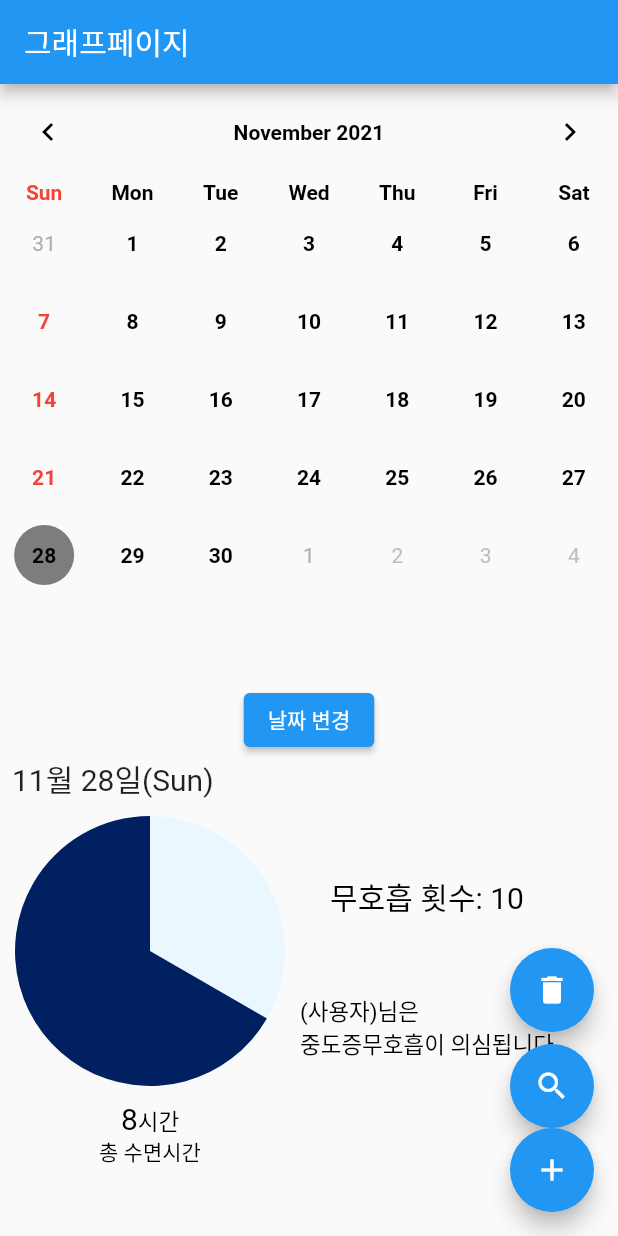
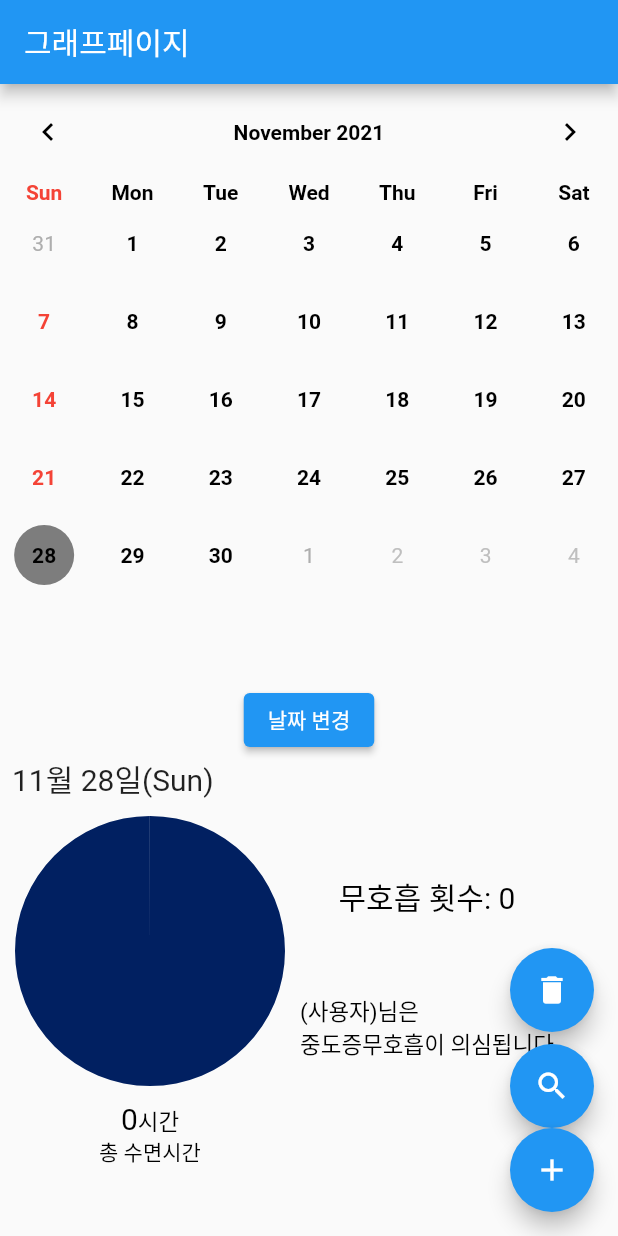
Before and after one commit to hayeon29/totalengineerproj1, a Flutter app: the GraphScreen screen opened directly, after a tap on the "add" icon, on a phone screen of 412 x 824 dp. Run offline on Flutter 3.47's test engine with Material 2 defaults, Android fonts, the phone set to English and light mode, and no system bars; drawn by our look-alikes of table_calendar; our stand-ins replace date_format, flutter_blue, google_fonts, permission_handler, shared_preferences, sqflite and 1 more; accounts and stored records are empty.

Commit message:
modified realtime_graph_screen with streambuilder

```diff
--- a/lib/Graph/graph_screen.dart
+++ b/lib/Graph/graph_screen.dart
@@ -48,43 +48,22 @@ class _GraphScreenState extends State<GraphScreen> {
   DBHelper helper = DBHelper();
 
   final GraphBloc bloc = GraphBloc();
-  final List<apneaSensing> apneaTimeRecode = [
-    apneaSensing("03:20:13", "03:20:32"),
-    apneaSensing("03:22:13", "03:23:30"),
-    apneaSensing("04:40:34", "04:40:55"),
-    apneaSensing("04:45:55", "04:46:12"),
-  ];
-
   RecordDateData test = RecordDateData(
-    date: "20211124",
+    date: "20211129",
     record: [
       RecordData(
-        startTime: "03:20:13",
-        endTime: "03:20:32",
-        oxygenSatur: [13, 14, 15, 16, 17, 18, 19, 20, 21, 22, 23, 24, 25, 26, 27, 28, 29, 30, 31, 32],
-        heartRate: [32, 31, 30, 29, 28, 27, 26, 25, 24, 23, 22, 21, 20, 19, 18, 17, 16, 15, 14, 13],
-        sound: [25, 25, 25, 25, 25, 25, 25, 25, 25, 25, 25, 25, 25, 25, 25, 25, 25, 25, 25, 25]
+        startTime: "02:33:54",
+        endTime: "02:34:05",
+        oxygenSatur: [77, 77, 77, 77, 75, 76, 78, 80, 79, 79, 79, 78],
+        heartRate: [60, 60, 61, 61, 61, 61, 60, 59, 58, 58, 59, 59],
+        sound: [55, 55, 56, 57, 43, 32, 21, 10, 2, 11, 38, 49, 55]
       ),
       RecordData(
           startTime: "03:22:13",
           endTime: "03:23:30",
-          oxygenSatur: [13, 14, 15, 16, 17, 18, 19, 20, 21, 22, 23, 24, 25, 26, 27, 28, 29, 30],
-          heartRate: [32, 31, 30, 29, 28, 27, 26, 25, 24, 23, 22, 21, 20, 19, 18, 17, 16, 15],
-          sound: [25, 25, 25, 25, 25, 25, 25, 25, 25, 25, 25, 25, 25, 25, 25, 25, 25, 25]
-      ),
-      RecordData(
-          startTime: "04:40:34",
-          endTime: "04:40:55",
-          oxygenSatur: [13, 14, 15, 16, 17, 18, 19, 20, 21, 22, 23, 24, 25, 26, 27, 28, 29, 30, 31, 32],
-          heartRate: [32, 31, 30, 29, 28, 27, 26, 25, 24, 23, 22, 21, 20, 19, 18, 17, 16, 15, 14, 13],
-          sound: [25, 25, 25, 25, 25, 25, 25, 25, 25, 25, 25, 25, 25, 25, 25, 25, 25, 25, 25, 25]
-      ),
-      RecordData(
-          startTime: "04:45:55",
-          endTime: "04:46:12",
-          oxygenSatur: [13, 14, 15, 16, 17, 18, 19, 20, 21, 22, 23, 24, 25, 26, 27, 28, 29, 30, 31, 32],
-          heartRate: [32, 31, 30, 29, 28, 27, 26, 25, 24, 23, 22, 21, 20, 19, 18, 17, 16, 15, 14, 13],
-          sound: [25, 25, 25, 25, 25, 25, 25, 25, 25, 25, 25, 25, 25, 25, 25, 25, 25, 25, 25, 25]
+          oxygenSatur: [87, 87, 86, 86, 86, 89, 89, 88, 87, 89, 89, 89, 88, 88, 87, 87, 87, 88],
+          heartRate: [63, 64, 63, 63, 63, 63, 64, 65, 64, 66, 65, 67, 66, 65, 66, 64, 59, 60],
+          sound: [54, 58, 49, 44, 29, 13, 00, 06, 19, 35, 49, 39, 25, 11, 03, 16, 25, 49]
       ),
     ]
   );
@@ -149,14 +128,17 @@ class _GraphScreenState extends State<GraphScreen> {
     // TODO: implement initState
     super.initState();
     Map<String, dynamic> record = test.toJson();
-    String testString = json.encode(record);
-    //print(testString);
-    writeCounter(testString).then((result)=>{
-      print(result.toString())
-    });
-    readJson().then((result)=>{
-      print(result.toString())
-    });
+    // String testString = json.encode(record);
+    // writeCounter(testString).then((result)=>{
+    //   print(result.toString())
+    // });
+    // readJson().then((result)=>{
+    //   print(result.toString())
+    // });
+    // for(int i = 0; i < graphs.length; i++){
+    //   helper.insertData(graphs[i]);
+    // }
+    //helper.deleteAllDogs();
   }
 
   @override
@@ -215,23 +197,10 @@ class _GraphScreenState extends State<GraphScreen> {
 
                           int? acountValue = snapshot.data!.Acount;
 
-                          int sleepTime = startTime.compareTo(endTime);
-                          return PieGraph(time, acount);
-                        }
-                        else if (snapshot.hasError) {
-                          return Padding(
-                            padding: const EdgeInsets.all(8.0),
-                            child: Text(
-                              'Error: ${snapshot.error}',
-                              style: TextStyle(fontSize: 15),
-                            ),
-                          );
-                        }
-                        else{
-                          return CircularProgressIndicator();
-                        }
-                      }
-                    ),
+                          int sleepTime = endTime.difference(startTime).inHours;
+                          return Column(
+                            children: [
+                              PieGraph(sleepTime, acountValue!),
                               SizedBox(
                                 height: 50,
                               ),
@@ -246,7 +215,7 @@ class _GraphScreenState extends State<GraphScreen> {
                                     ),
                                   ),
                                   Text(
-                          '2.5회',
+                                    '${snapshot.data!.avgAcount}회',
                                     style: TextStyle(
                                       fontSize: 15,
                                       color: Colors.black,
@@ -265,13 +234,30 @@ class _GraphScreenState extends State<GraphScreen> {
                                     ),
                                   ),
                                   Text(
-                          '4.3회',
+                                    '${snapshot.data!.Acount}회',
                                     style: TextStyle(
                                       fontSize: 15,
                                       color: Colors.black,
                                     ),
                                   ),
                                 ],
+                              ),
+                            ],
+                          );
+                        }
+                        else if (snapshot.hasError) {
+                          return Padding(
+                            padding: const EdgeInsets.all(8.0),
+                            child: Text(
+                              'Error: ${snapshot.error}',
+                              style: TextStyle(fontSize: 15),
+                            ),
+                          );
+                        }
+                        else{
+                          return CircularProgressIndicator();
+                        }
+                      }
                     ),
                     FutureBuilder<RecordDateData> (
                       future: readJson(),
@@ -405,7 +391,7 @@ class _GraphScreenState extends State<GraphScreen> {
                             itemCount: snapshot.data!.length,
                             itemBuilder: (BuildContext context, int index) {
                               Graph item = snapshot.data![index];
-
+                              print('snapshot data index = ${snapshot.data!.length}');
                               //리스트의 element 들은 각각 Dismissible 로 구현됨
                               return Dismissible(
                                   key: UniqueKey(),
@@ -423,19 +409,19 @@ class _GraphScreenState extends State<GraphScreen> {
                                       Text(item.date!+'/'),
                                       Text(item.checkStart!+'/'),
                                       Text(item.checkEnd!.toString()+'/'),
-                                      Text(item.minB!.toString()+'/'),
-                                      Text(item.maxB!.toString()+'/'),
-                                      Text(item.avgB!.toString()+'/'),
-                                      Text(item.myminB!.toString()+'/'),
-                                      Text(item.mymaxB!.toString()+'/'),
-                                      Text(item.myavgB!.toString()+'/'),
-                                      Text(item.Acount!.toString()+'/'),
-                                      Text(item.avgAcount!.toString()+'/'),
-                                      Text(item.minS!.toString()+'/'),
-                                      Text(item.maxS!.toString()+'/'),
-                                      Text(item.myminS!.toString()+'/'),
-                                      Text(item.mymaxS!.toString()+'/'),
-                                      Text(item.rdi!.toString()+'/'),
+                                      // Text(item.minB!.toString()+'/'),
+                                      // Text(item.maxB!.toString()+'/'),
+                                      // Text(item.avgB!.toString()+'/'),
+                                      // Text(item.myminB!.toString()+'/'),
+                                      // Text(item.mymaxB!.toString()+'/'),
+                                      // Text(item.myavgB!.toString()+'/'),
+                                      // Text(item.Acount!.toString()+'/'),
+                                      // Text(item.avgAcount!.toString()+'/'),
+                                      // Text(item.minS!.toString()+'/'),
+                                      // Text(item.maxS!.toString()+'/'),
+                                      // Text(item.myminS!.toString()+'/'),
+                                      // Text(item.mymaxS!.toString()+'/'),
+                                      // Text(item.rdi!.toString()+'/'),
                                     ],
                                   )
                               );
@@ -698,8 +684,6 @@ class _GraphScreenState extends State<GraphScreen> {
                       //isVisible: false,
                       axisLine: const AxisLine(width: 0),
                       majorTickLines: const MajorTickLines(size: 0),
-                      minimum: 0,
-                      maximum: 50,
                     )
                 ),
                 Row(
@@ -744,19 +728,21 @@ class _GraphScreenState extends State<GraphScreen> {
 }
 
 // 샘플데이터입니다. 원하시는데로 수정하시면 됩니다
+// 전 날 기록 시작해서 다음 날로 넘어가는건 어떻게 기록해야할지 고민 => date를 저장하지 말고 checkStart와 checkEnd에 날짜를 집어넣는걸로??
+// 평균 무호흡 수, 나의 산소포화도랑 그냥 산소포화도 다른 점이 뭔지 모르겠음
 List<Graph> graphs = [
-  Graph( mac: 'aaa', date:'20211105', checkStart:'00:00:00', checkEnd:"08:30:00", minB: 10, maxB: 11, avgB: 10, myminB: 6, mymaxB: 14, myavgB:10, Acount:2, avgAcount:3, minS:92, maxS:99, myminS:91, mymaxS:100, rdi:15),
-  Graph( mac: 'aaa', date:'20211106', checkStart:'00:00:00', checkEnd:"08:30:00", minB:8, maxB:13, avgB:10, myminB: 6, mymaxB: 14, myavgB:10, Acount:3, avgAcount:3, minS:93, maxS:99, myminS:91, mymaxS:100,  rdi:20),
-  Graph( mac: 'aaa', date:'20211107', checkStart:'00:00:00', checkEnd:"08:30:00", minB:7, maxB:12, avgB:9, myminB: 6, mymaxB: 14, myavgB:10, Acount:2, avgAcount:3, minS:94, maxS:100,  myminS:91, mymaxS:100, rdi:10),
-  Graph( mac: 'aaa', date:'20211108', checkStart:'00:00:00', checkEnd:"08:30:00", minB:8, maxB:10, avgB:9, myminB: 6, mymaxB: 14, myavgB:10, Acount:2, avgAcount:3, minS:93, maxS:100,  myminS:91, mymaxS:100, rdi:10),
-  Graph( mac: 'aaa', date:'20211109', checkStart:'00:00:00', checkEnd:"08:30:00", minB:9, maxB:12, avgB:11, myminB: 6, mymaxB: 14, myavgB:10, Acount:4, avgAcount:3, minS:95, maxS:100, myminS:91, mymaxS:100,  rdi:20),
-  Graph( mac: 'aaa', date:'20211110', checkStart:'00:00:00', checkEnd:"08:30:00", minB:6, maxB:13, avgB:10, myminB: 6, mymaxB: 14, myavgB:10, Acount:5, avgAcount:3, minS:94, maxS:98, myminS:91, mymaxS:100,  rdi:40),
-  Graph( mac: 'aaa', date:'20211111', checkStart:'00:00:00', checkEnd:"08:30:00", minB:9, maxB:11, avgB:10, myminB: 6, mymaxB: 14, myavgB:10, Acount:5, avgAcount:4, minS:95, maxS:98, myminS:91, mymaxS:100,  rdi:40),
-  Graph( mac: 'aaa', date:'20211112', checkStart:'00:00:00', checkEnd:"08:30:00", minB:8, maxB:12, avgB:10, myminB: 6, mymaxB: 14, myavgB:10, Acount:3, avgAcount:4, minS:93, maxS:99, myminS:91, mymaxS:100,  rdi:15),
-  Graph( mac: 'aaa', date:'20211113', checkStart:'00:00:00', checkEnd:"08:30:00", minB:7, maxB:11, avgB:9, myminB: 6, mymaxB: 14, myavgB:10, Acount:4, avgAcount:4, minS:95, maxS:98,  myminS:91, mymaxS:100, rdi:30),
-  Graph( mac: 'aaa', date:'20211114', checkStart:'00:00:00', checkEnd:"08:30:00", minB:8, maxB:12, avgB:10, myminB: 6, mymaxB: 14, myavgB:10, Acount:2, avgAcount:4, minS:95, maxS:98, myminS:91, mymaxS:100, rdi:30),
-  Graph( mac: 'aaa', date:'20211115', checkStart:'00:00:00', checkEnd:"08:30:00", minB:9, maxB:13, avgB:11, myminB: 6, mymaxB: 14, myavgB:10, Acount:5, avgAcount:4, minS:94, maxS:97, myminS:91, mymaxS:100, rdi:40),
-  Graph( mac: 'aaa', date:'20211116', checkStart:'00:00:00', checkEnd:"08:30:00", minB:6, maxB:14, avgB:10, myminB: 6, mymaxB: 14, myavgB:10, Acount:0, avgAcount:3, minS:93, maxS:100, myminS:91, mymaxS:100, rdi:0),
+  Graph( mac: '23:23:23:23:23', date:'20211123', checkStart:'01:03:25', checkEnd:"07:28:10", minB: 13, maxB: 23, avgB: 18, myminB: 14, mymaxB: 24, myavgB: 19, Acount: 5, avgAcount: 3, minS: 93, maxS:99, myminS:93, mymaxS: 99, rdi:13),
+  Graph( mac: '24:24:24:24:24', date:'20211124', checkStart:'02:40:01', checkEnd:"07:24:53", minB: 14, maxB: 24, avgB: 19, myminB: 15, mymaxB: 25, myavgB: 20, Acount: 6, avgAcount: 3, minS: 94, maxS: 100, myminS: 94, mymaxS: 100,  rdi: 14),
+  Graph( mac: '25:25:25:25:25', date:'20211125', checkStart:'01:23:54', checkEnd:"08:30:55", minB: 15, maxB: 25, avgB: 20, myminB: 16, mymaxB: 26, myavgB: 21, Acount: 7, avgAcount: 4, minS: 95, maxS: 100,  myminS: 95, mymaxS: 100, rdi: 15),
+  Graph( mac: '26:26:26:26:26', date:'20211126', checkStart:'00:25:37', checkEnd:"08:13:24", minB: 16, maxB: 26, avgB: 21, myminB: 17, mymaxB: 27, myavgB: 22, Acount: 8, avgAcount: 4, minS: 96, maxS: 100,  myminS: 96, mymaxS: 100, rdi: 16),
+  Graph( mac: '27:27:27:27:27', date:'20211127', checkStart:'01:13:37', checkEnd:"08:30:33", minB: 17, maxB: 27, avgB: 22, myminB: 18, mymaxB: 28, myavgB: 23, Acount: 5, avgAcount: 3, minS: 97, maxS: 99, myminS: 97, mymaxS: 99,  rdi: 17),
+  Graph( mac: '28:28:28:28:28', date:'20211128', checkStart:'00:13:28', checkEnd:"06:28:35", minB: 18, maxB: 28, avgB: 23, myminB: 19, mymaxB: 29, myavgB: 24, Acount: 6, avgAcount: 3, minS: 98, maxS: 100, myminS: 98, mymaxS: 100,  rdi: 18),
+  Graph( mac: '17:17:17:17:17', date:'20211117', checkStart:'01:25:43', checkEnd:"07:48:22", minB: 19, maxB: 29, avgB: 24, myminB: 20, mymaxB: 30, myavgB: 25, Acount: 7, avgAcount: 4, minS: 94, maxS: 99, myminS: 94, mymaxS: 99,  rdi: 19),
+  Graph( mac: '18:18:18:18:18', date:'20211118', checkStart:'00:03:24', checkEnd:"08:00:07", minB: 20, maxB: 30, avgB: 25, myminB: 21, mymaxB: 31, myavgB: 26, Acount: 8, avgAcount: 4, minS: 95 , maxS: 100, myminS: 95, mymaxS: 100,  rdi: 20),
+  Graph( mac: '19:19:19:19:19', date:'20211119', checkStart:'02:33:14', checkEnd:"07:24:32", minB: 21, maxB: 31, avgB: 26, myminB: 22, mymaxB: 32, myavgB: 27, Acount: 4, avgAcount: 3, minS: 95, maxS: 99,  myminS: 95, mymaxS: 99, rdi: 21),
+  Graph( mac: '20:20:20:20:20', date:'20211120', checkStart:'01:03:21', checkEnd:"08:13:22", minB: 22, maxB: 32, avgB: 27, myminB: 23, mymaxB: 33, myavgB: 28, Acount: 5, avgAcount: 3, minS: 97, maxS: 100, myminS: 97, mymaxS: 100, rdi: 22),
+  Graph( mac: '21:21:21:21:21', date:'20211121', checkStart:'00:27:33', checkEnd:"06:28:39", minB: 23, maxB: 33, avgB: 28, myminB: 24, mymaxB: 34, myavgB: 29, Acount: 6, avgAcount: 4, minS: 98, maxS: 100, myminS: 98, mymaxS: 100, rdi: 23),
+  Graph( mac: '22:22:22:22:22', date:'20211122', checkStart:'01:03:13', checkEnd:"07:29:33", minB: 24, maxB: 34, avgB: 29, myminB: 25, mymaxB: 35, myavgB: 30, Acount: 7, avgAcount: 4, minS: 92, maxS: 100, myminS: 92, mymaxS: 100, rdi: 19),
 ];
 
 class apneaSensing {
--- a/lib/widget/heart_rate_chart_widget.dart
+++ b/lib/widget/heart_rate_chart_widget.dart
@@ -7,6 +7,9 @@ import 'package:syncfusion_flutter_charts/charts.dart';
 import 'package:smart_alarm/data/bar_chart_data.dart';
 
 class HeartRateChartWidget extends StatefulWidget {
+  final int count;
+
+  const HeartRateChartWidget({Key? key, required this.count}) : super(key: key);
   @override
   HeartRateChartWidgetState createState() => HeartRateChartWidgetState();
 }
@@ -111,7 +114,7 @@ class HeartRateChartWidgetState extends State<HeartRateChartWidget>{
         _endTime = formatDate(DateTime.now().add(const Duration(seconds: 30)), [hh, ':', nn, ':', ss,]);
       });
     }
-    chartData.add(GraphData(chartTime, (Random().nextInt(50))+50));
+    chartData.add(GraphData(chartTime, widget.count));
     _chartSeriesController.updateDataSource(
         addedDataIndex: chartTime
     );
--- a/lib/widget/oxygen_satur_chart_widget.dart
+++ b/lib/widget/oxygen_satur_chart_widget.dart
@@ -7,6 +7,9 @@ import 'package:syncfusion_flutter_charts/charts.dart';
 import 'package:smart_alarm/data/bar_chart_data.dart';
 
 class LineChartWidget extends StatefulWidget {
+  final int count;
+
+  const LineChartWidget({Key? key, required this.count}) : super(key: key);
   @override
   LineChartWidgetState createState() => LineChartWidgetState();
 }
@@ -112,7 +115,7 @@ class LineChartWidgetState extends State<LineChartWidget>{
         _endTime = formatDate(DateTime.now().add(const Duration(seconds: 30)), [hh, ':', nn, ':', ss,]);
       });
     }
-    chartData.add(GraphData(time, (Random().nextInt(50))+50));
+    chartData.add(GraphData(time, widget.count));
     _chartSeriesController.updateDataSource(
         addedDataIndex: time
     );
--- a/lib/widget/sound_chart_widget.dart
+++ b/lib/widget/sound_chart_widget.dart
@@ -7,6 +7,9 @@ import 'package:syncfusion_flutter_charts/charts.dart';
 import 'package:smart_alarm/data/bar_chart_data.dart';
 
 class SoundChartWidget extends StatefulWidget {
+  final int count;
+
+  const SoundChartWidget({Key? key, required this.count}) : super(key: key);
   @override
   SoundChartWidgetState createState() => SoundChartWidgetState();
 }
@@ -110,7 +113,7 @@ class SoundChartWidgetState extends State<SoundChartWidget>{
         _endTime = formatDate(DateTime.now().add(const Duration(seconds: 30)), [hh, ':', nn, ':', ss,]);
       });
     }
-    chartData.add(GraphData(chartTime, (Random().nextInt(50))+50));
+    chartData.add(GraphData(chartTime, widget.count));
     _chartSeriesController.updateDataSource(
         addedDataIndex: chartTime
     );
```
Also changed, not shown: lib/Home/realtime_graph_screen.dart (+60 -4 lines), lib/data/bar_chart_data.dart (+31 -1 lines). Lines whose indentation alone changed are shown as unchanged.
